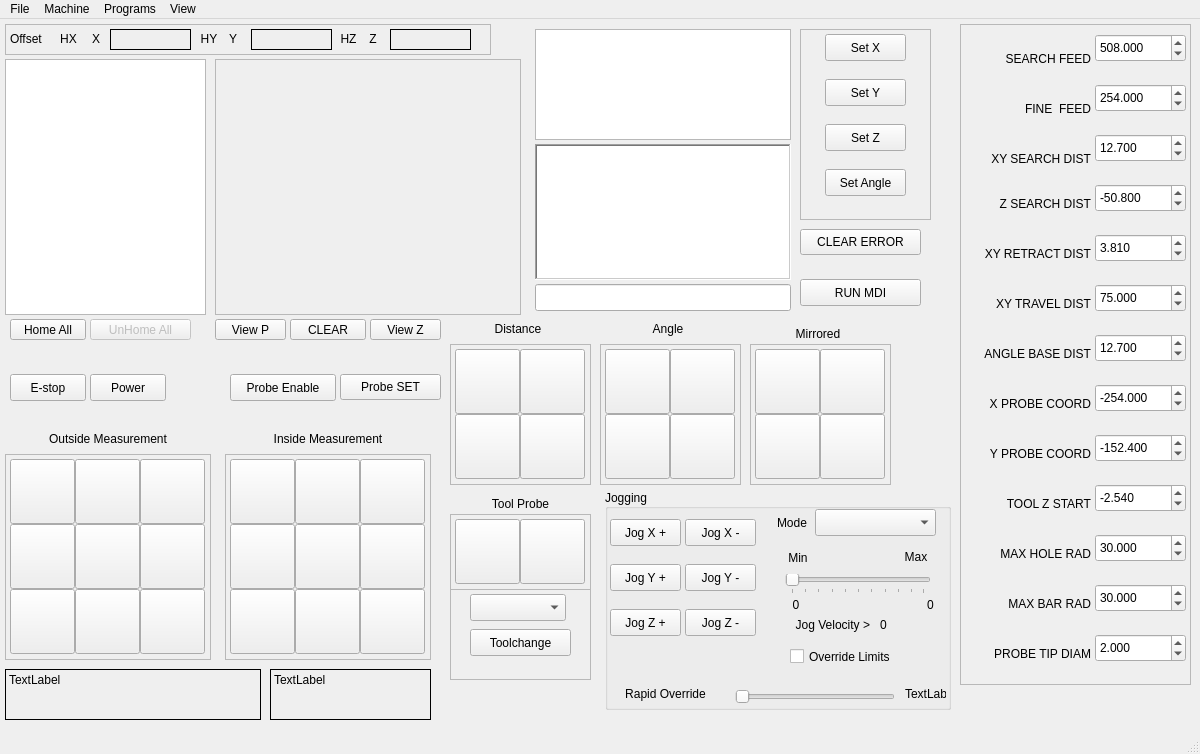
jethornton/flexgui, file examples/touch_probe2/touch-probe2-metric.ui: the form before one commit.
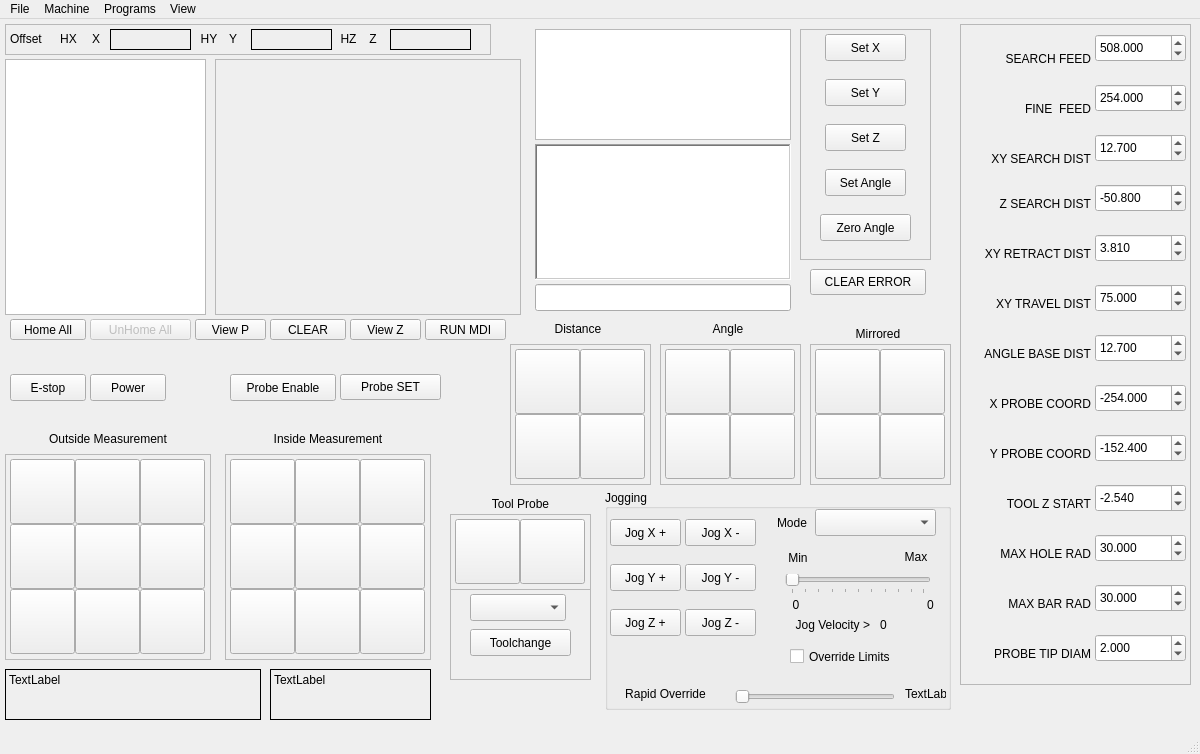
The form after the commit.

Commit message: 10/05/2024 Add coordinate 'zero' button to reset after an angle change

What changed in the file:
```diff
--- a/examples/touch_probe2/touch-probe2-metric.ui
+++ b/examples/touch_probe2/touch-probe2-metric.ui
@@ -706,7 +706,7 @@
    <widget class="QPushButton" name="view_clear_pb">
     <property name="geometry">
      <rect>
-      <x>290</x>
+      <x>270</x>
       <y>300</y>
       <width>76</width>
       <height>21</height>
@@ -865,7 +865,7 @@
    <widget class="QPushButton" name="view_p_pb">
     <property name="geometry">
      <rect>
-      <x>215</x>
+      <x>195</x>
       <y>300</y>
       <width>71</width>
       <height>21</height>
@@ -878,7 +878,7 @@
    <widget class="QPushButton" name="view_z_pb">
     <property name="geometry">
      <rect>
-      <x>370</x>
+      <x>350</x>
       <y>300</y>
       <width>71</width>
       <height>21</height>
@@ -1672,7 +1672,7 @@
    <widget class="QLabel" name="label_17">
     <property name="geometry">
      <rect>
-      <x>480</x>
+      <x>540</x>
       <y>300</y>
       <width>76</width>
       <height>19</height>
@@ -1688,7 +1688,7 @@
    <widget class="QFrame" name="frame_5">
     <property name="geometry">
      <rect>
-      <x>450</x>
+      <x>510</x>
       <y>325</y>
       <width>141</width>
       <height>141</height>
@@ -1780,7 +1780,7 @@
    <widget class="QFrame" name="frame_6">
     <property name="geometry">
      <rect>
-      <x>600</x>
+      <x>660</x>
       <y>325</y>
       <width>141</width>
       <height>141</height>
@@ -1872,7 +1872,7 @@
    <widget class="QLabel" name="label_19">
     <property name="geometry">
      <rect>
-      <x>630</x>
+      <x>690</x>
       <y>300</y>
       <width>76</width>
       <height>19</height>
@@ -1888,9 +1888,9 @@
    <widget class="QPushButton" name="clear_errors_pb">
     <property name="geometry">
      <rect>
-      <x>800</x>
-      <y>210</y>
-      <width>121</width>
+      <x>810</x>
+      <y>250</y>
+      <width>116</width>
       <height>26</height>
      </rect>
     </property>
@@ -1901,10 +1901,10 @@
    <widget class="QPushButton" name="run_mdi_pb">
     <property name="geometry">
      <rect>
-      <x>800</x>
-      <y>260</y>
-      <width>121</width>
-      <height>27</height>
+      <x>425</x>
+      <y>300</y>
+      <width>81</width>
+      <height>21</height>
      </rect>
     </property>
     <property name="text">
@@ -2198,7 +2198,7 @@
    <widget class="QFrame" name="frame_9">
     <property name="geometry">
      <rect>
-      <x>750</x>
+      <x>810</x>
       <y>325</y>
       <width>141</width>
       <height>141</height>
@@ -2290,7 +2290,7 @@
    <widget class="QLabel" name="label_21">
     <property name="geometry">
      <rect>
-      <x>780</x>
+      <x>840</x>
       <y>305</y>
       <width>76</width>
       <height>19</height>
@@ -2309,7 +2309,7 @@
       <x>800</x>
       <y>10</y>
       <width>131</width>
-      <height>191</height>
+      <height>231</height>
      </rect>
     </property>
     <property name="frameShape">
@@ -2394,6 +2394,25 @@
       <string>G10 L2 P0  R#1005</string>
      </property>
     </widget>
+    <widget class="QPushButton" name="zero_angle">
+     <property name="geometry">
+      <rect>
+       <x>20</x>
+       <y>185</y>
+       <width>91</width>
+       <height>27</height>
+      </rect>
+     </property>
+     <property name="text">
+      <string>Zero Angle</string>
+     </property>
+     <property name="function" stdset="0">
+      <string>mdi</string>
+     </property>
+     <property name="command" stdset="0">
+      <string>G10 L2 P0  R0</string>
+     </property>
+    </widget>
    </widget>
   </widget>
   <widget class="QStatusBar" name="statusbar"/>
```
The commit also changes 1 other file.
